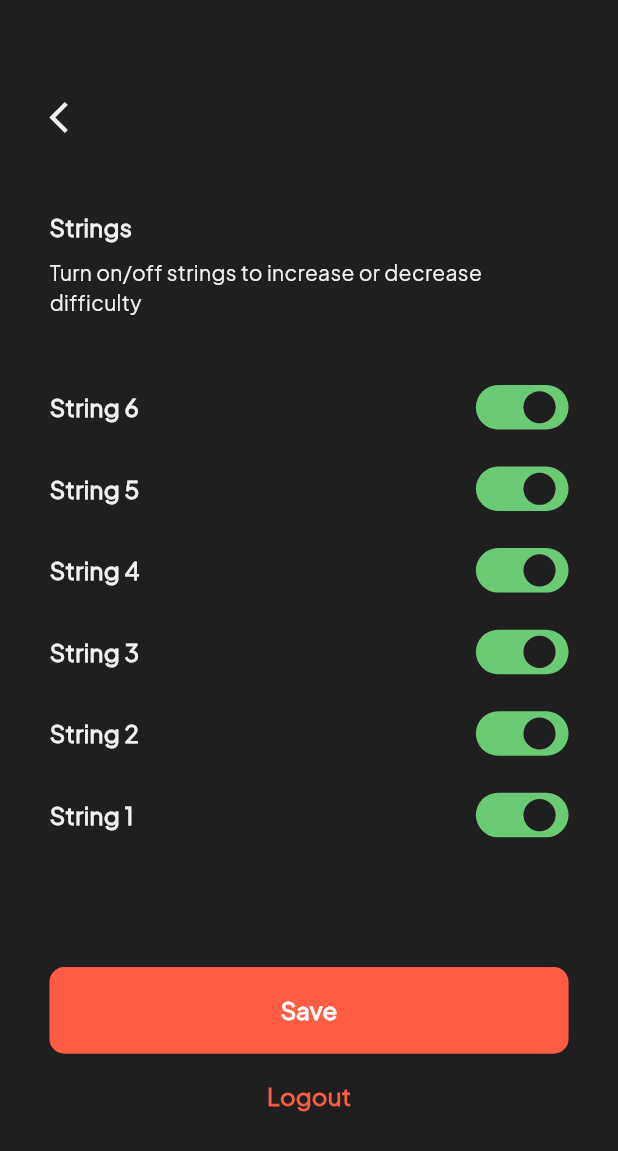
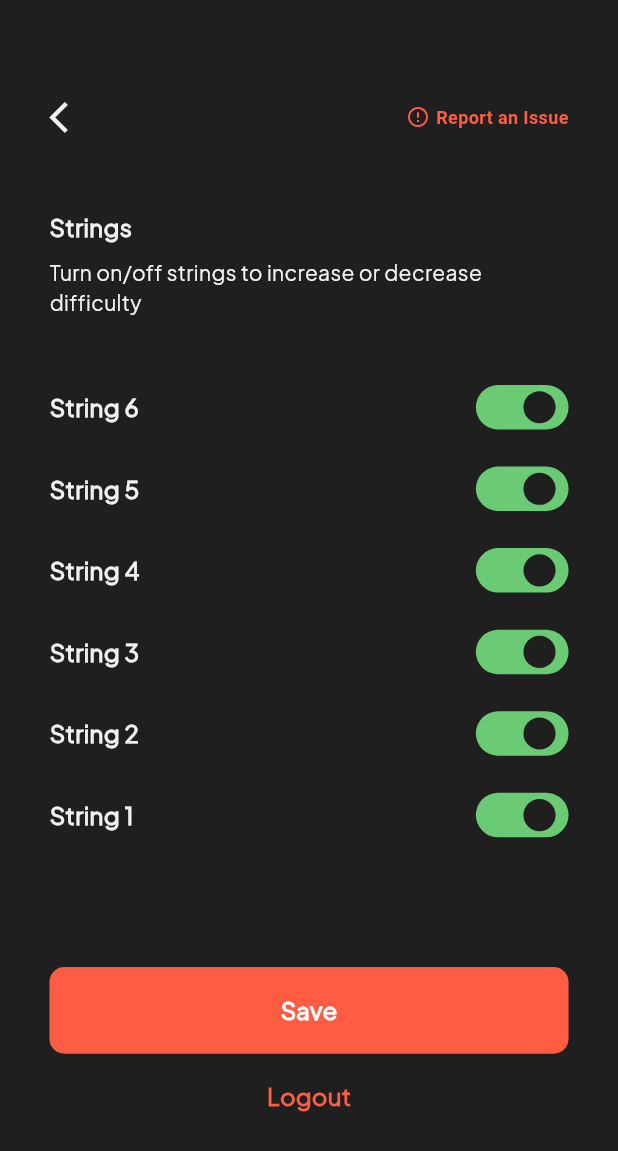
Before and after one commit to Zakariya5567/flutter_jhg_fretboard, a Flutter app: the SettingScreen screen opened directly, on a phone screen of 412 x 824 dp. Shown: the top 1151 px of the screen. Run offline on Flutter 3.47's test engine with Material 2 defaults, Android fonts, the phone set to English and light mode, and no system bars; our stand-ins replace audioplayers, device_info_plus, dio, flutter_sizer, flutter_svg, get and 2 more; missing offline and left inert: reg_page.

Commit message:
report an issue page added

```diff
--- a/lib/screens/setting_screen.dart
+++ b/lib/screens/setting_screen.dart
@@ -1,3 +1,6 @@
+import 'dart:io';
+
+import 'package:device_info_plus/device_info_plus.dart';
 import 'package:flutter/material.dart';
 import 'package:get/get_state_manager/src/simple/get_state.dart';
 import 'package:package_info_plus/package_info_plus.dart';
@@ -7,6 +10,7 @@ import 'package:fretboard/widgets/setting_toggle.dart';
 import '../controllers/home_controller.dart';
 import '../utils/app_ colors.dart';
 import '../utils/app_constant.dart';
+import 'package:flutter/services.dart';
 
 
 class SettingScreen extends StatefulWidget {
@@ -27,6 +31,19 @@ class _SettingScreenState extends State<SettingScreen>{
     installerStore: '',
   );
 
+  String deviceName = 'Unknown';
+  DeviceInfoPlugin deviceInfoPlugin = DeviceInfoPlugin();
+  Future<void> getDeviceInfo() async {
+     if(Platform.isAndroid){
+      final device = await deviceInfoPlugin.androidInfo;
+      deviceName = "${device.manufacturer} ${device.model}";
+     }else if(Platform.isIOS){
+       final device = await deviceInfoPlugin.iosInfo;
+       deviceName = device.name;
+     }
+   }
+
+
   @override
   void initState() {
     super.initState();
@@ -38,6 +55,7 @@ class _SettingScreenState extends State<SettingScreen>{
     setState(() {
       packageInfo = info;
     });
+    await getDeviceInfo();
   }
 
 
@@ -65,7 +83,10 @@ class _SettingScreenState extends State<SettingScreen>{
               mainAxisAlignment: MainAxisAlignment.start,
               crossAxisAlignment: CrossAxisAlignment.start,
               children: [
-                // BACK ICON
+                // BACK ICON  WITH REPORT AN ISSUE TEXT BUTTON
+                Row(
+                  mainAxisAlignment: MainAxisAlignment.spaceBetween,
+                  children: [
                     GestureDetector(
                       onTap: (){
                         Navigator.push(context, MaterialPageRoute(builder: (context){
@@ -77,6 +98,42 @@ class _SettingScreenState extends State<SettingScreen>{
                         color: AppColors.whiteSecondary,
                         size: height * 0.030,
                       ),
+                    ),
+                    GestureDetector(
+                      onTap: () {
+                        Navigator.push(
+                          context,
+                          MaterialPageRoute(
+                            builder: (context) => BugReportPage(
+                              device: deviceName,
+                              appName: AppConstant.appName,),
+                          ),
+                        );
+                      },
+                      child: Row(
+                        children: [
+                          SizedBox(width: 10),
+                          Padding(
+                            padding: EdgeInsets.only(
+                                right: 4.0), // Add padding to the right
+                            child: Icon(
+                              Icons.error_outline_rounded,
+                              color: AppColors.redPrimary,
+                              size: 16,
+                            ),
+                          ),
+                          Text(
+                            'Report an Issue',
+                            style: TextStyle(
+                              color: AppColors.redPrimary,
+                              fontSize: 12,
+                              fontWeight: FontWeight.w600,
+                            ),
+                          ),
+                        ],
+                      ),
+                    ),
+                  ],
                 ),
 
                 // SPACER
--- a/pubspec.yaml
+++ b/pubspec.yaml
@@ -42,6 +42,7 @@ dependencies:
   get:
   flutter_staggered_grid_view: ^0.7.0
   package_info_plus: ^4.2.0
+  device_info_plus: ^9.1.1
   audioplayers: ^5.2.1
   reg_page:
     path: /Users/Development/fre_projects/flutter-jhg-reg-page
```
Also changed, not shown: pubspec.lock, 2 other files. Lines whose indentation alone changed are shown as unchanged.
